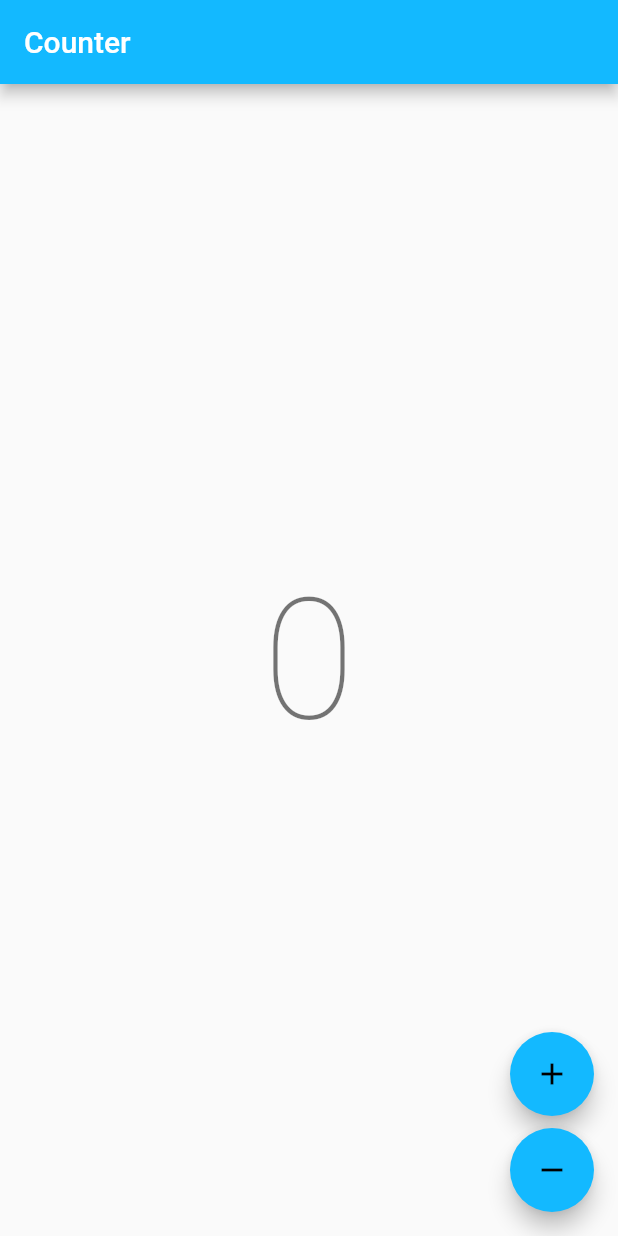
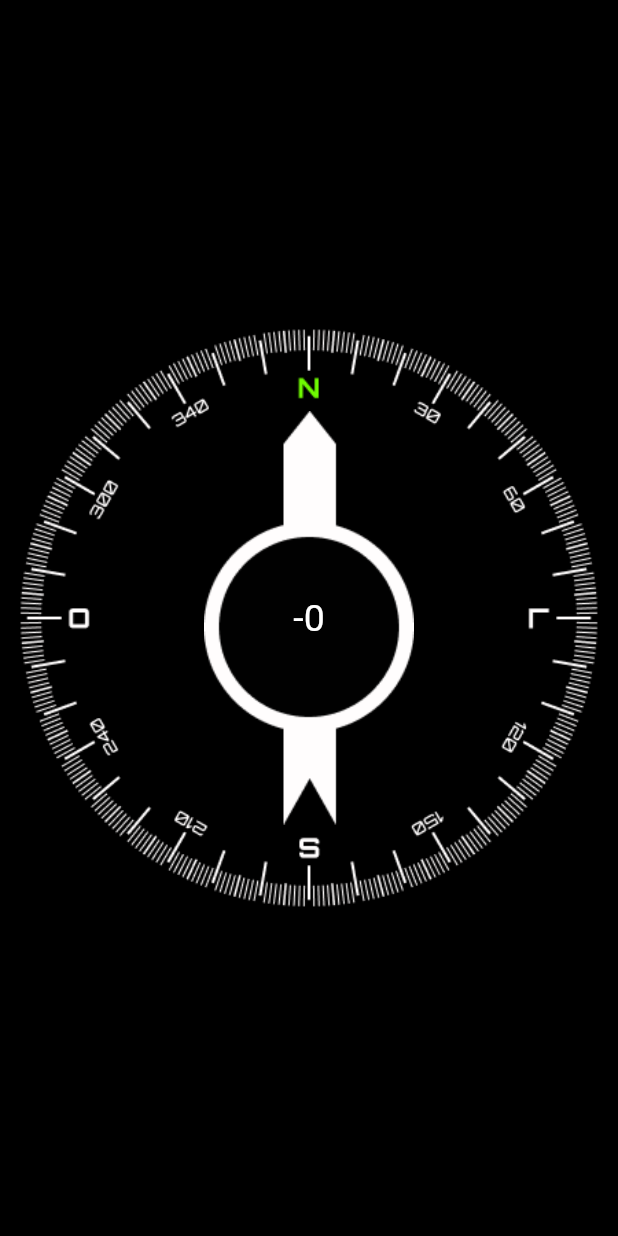
Before and after one commit to DanielErnany/compass, a Flutter app: the screen it shows after launch, on a phone screen of 412 x 824 dp. Run offline on Flutter 3.47's test engine with Material 2 defaults, Android fonts, the phone set to English and light mode, and no system bars; our stand-ins replace bloc, flutter_bloc, sensors_plus; generated files the repository leaves out were written again.

```diff
--- a/lib/app/view/app.dart
+++ b/lib/app/view/app.dart
@@ -13,6 +13,7 @@ class App extends StatelessWidget {
         colorScheme: ColorScheme.fromSwatch(
           accentColor: const Color(0xFF13B9FF),
         ),
+        visualDensity: VisualDensity.compact,
       ),
       localizationsDelegates: AppLocalizations.localizationsDelegates,
       supportedLocales: AppLocalizations.supportedLocales,
--- a/lib/counter/view/counter_page.dart
+++ b/lib/counter/view/counter_page.dart
@@ -1,7 +1,10 @@
+import 'dart:async';
+import 'dart:math';
+
 import 'package:compass/counter/counter.dart';
-import 'package:compass/l10n/l10n.dart';
 import 'package:flutter/material.dart';
 import 'package:flutter_bloc/flutter_bloc.dart';
+import 'package:sensors_plus/sensors_plus.dart';
 
 class CounterPage extends StatelessWidget {
   const CounterPage({super.key});
@@ -15,41 +18,95 @@ class CounterPage extends StatelessWidget {
   }
 }
 
-class CounterView extends StatelessWidget {
+class CounterView extends StatefulWidget {
   const CounterView({super.key});
 
   @override
+  State<CounterView> createState() => _CounterViewState();
+}
+
+class _CounterViewState extends State<CounterView> {
+  MagnetometerEvent _magneticEvent = MagnetometerEvent(0, 0, 0);
+  StreamSubscription<MagnetometerEvent>? _magneticSub;
+
+  @override
+  void initState() {
+    super.initState();
+    _initSensors();
+  }
+
+  void _initSensors() {
+    _magneticSub = magnetometerEventStream().listen((event) {
+      setState(() {
+        _magneticEvent = event;
+      });
+    });
+  }
+
+  @override
+  void dispose() {
+    _magneticSub?.cancel();
+    super.dispose();
+  }
+
+  double calculateDegress({
+    required double x,
+    required double y,
+  }) {
+    var heading = atan2(x, y);
+
+    heading = heading * 180 / pi;
+    if (heading > 0) {
+      heading -= 360;
+    }
+
+    return heading * -1;
+  }
+
+  @override
   Widget build(BuildContext context) {
-    final l10n = context.l10n;
+    final degrees = calculateDegress(
+      x: _magneticEvent.x,
+      y: _magneticEvent.y,
+    );
+    final angle = -1 * pi / 180 * degrees;
+    print(degrees);
+    print(angle);
+
+    final sizeDevice = MediaQuery.of(context).size;
+
     return Scaffold(
-      appBar: AppBar(title: Text(l10n.counterAppBarTitle)),
-      body: const Center(child: CounterText()),
-      floatingActionButton: Column(
-        mainAxisAlignment: MainAxisAlignment.end,
-        crossAxisAlignment: CrossAxisAlignment.end,
+      backgroundColor: Colors.black,
+      body: Stack(
         children: [
-          FloatingActionButton(
-            onPressed: () => context.read<CounterCubit>().increment(),
-            child: const Icon(Icons.add),
+          Center(
+            child: Transform.rotate(
+              angle: angle,
+              child: Image.asset(
+                'assets/line_background.png',
+                height: sizeDevice.height,
+                width: sizeDevice.height,
+                fit: BoxFit.contain,
+              ),
+            ),
           ),
-          const SizedBox(height: 8),
-          FloatingActionButton(
-            onPressed: () => context.read<CounterCubit>().decrement(),
-            child: const Icon(Icons.remove),
+          Center(
+            child: Image.asset(
+              'assets/dial.png',
+              height: sizeDevice.height * 0.7,
+            ),
+          ),
+          Center(
+            child: Text(
+              degrees.toStringAsFixed(0),
+              style: const TextStyle(
+                color: Colors.white,
+                fontSize: 25,
+              ),
+            ),
           ),
         ],
       ),
     );
   }
 }
-
-class CounterText extends StatelessWidget {
-  const CounterText({super.key});
-
-  @override
-  Widget build(BuildContext context) {
-    final theme = Theme.of(context);
-    final count = context.select((CounterCubit cubit) => cubit.state);
-    return Text('$count', style: theme.textTheme.displayLarge);
-  }
-}
```
Also changed, not shown: pubspec.yaml (+7 -1 lines), assets/dial.png (added), assets/line_background.png (added), pubspec.lock, 2 other files.
